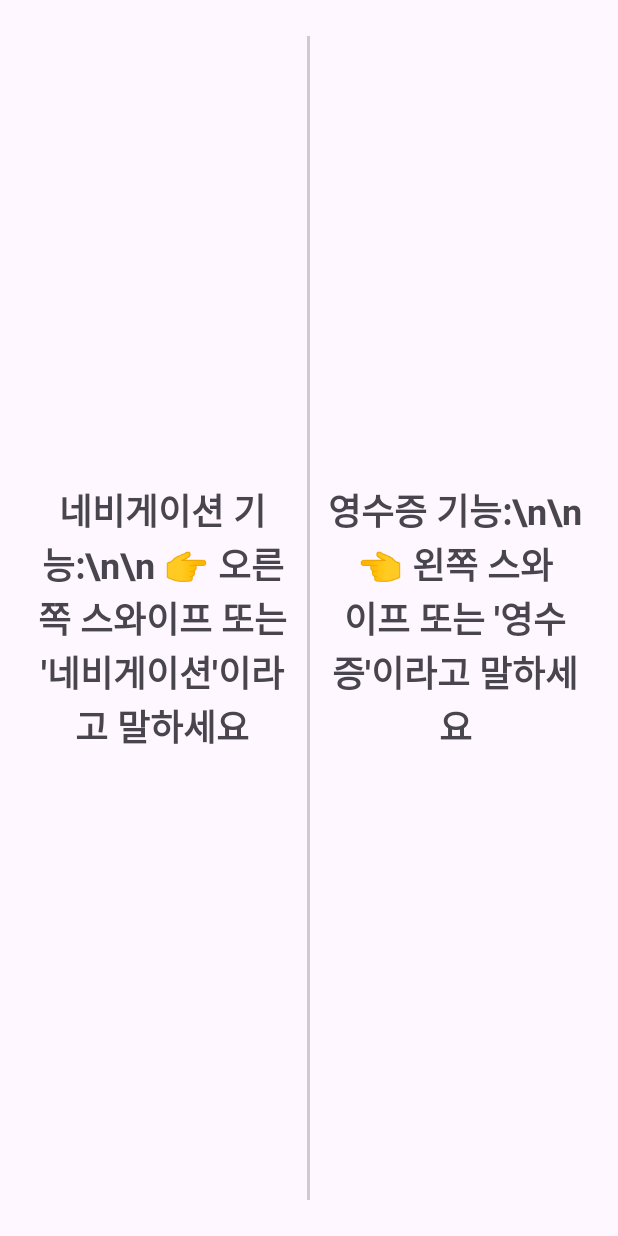
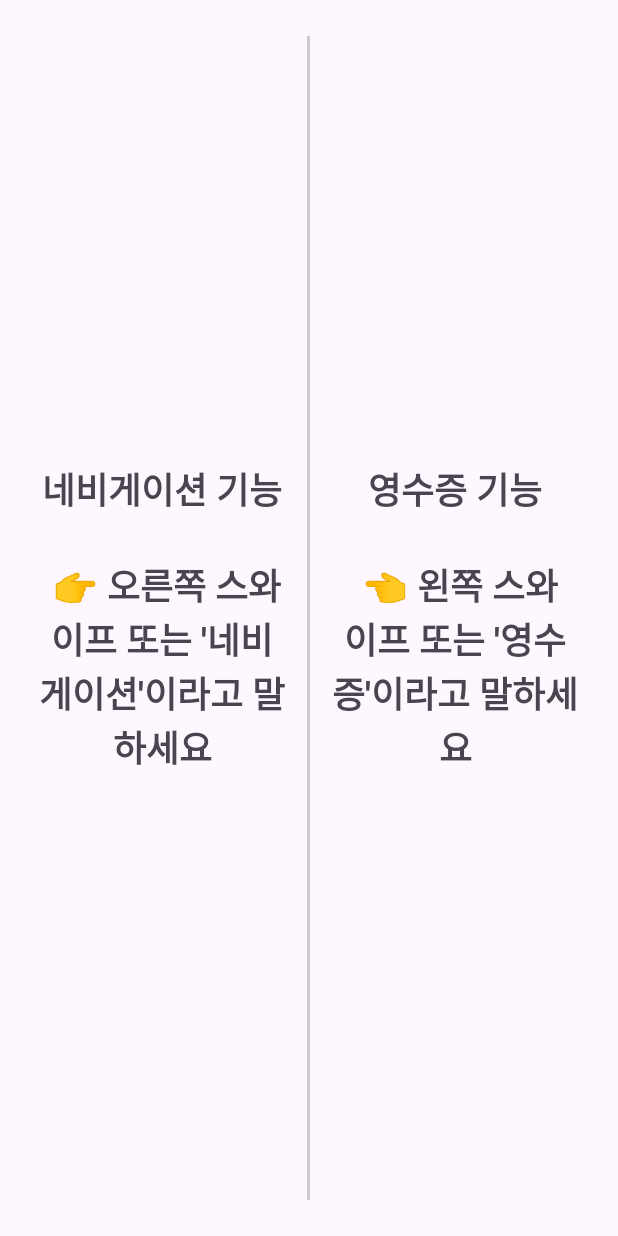
Before and after one commit to LeeJH104/AI-Eyes-Capstone, an Android app: the screen it shows after launch (MainActivity), on a phone screen of 412 x 824 dp. Run offline under Robolectric (Android 15) with nearby library versions, the phone set to English and light mode, and no system bars.

Commit message:
MainActivity.java, activity_main.xml 오류 수정 및 기능 보완

```diff
--- a/app/src/main/java/com/example/aieyes/ui/MainActivity.java
+++ b/app/src/main/java/com/example/aieyes/ui/MainActivity.java
@@ -2,14 +2,11 @@ package com.example.aieyes.ui;
 
 import android.content.Intent;
 import android.os.Bundle;
-import android.widget.TextView;
-import android.widget.Toast;
-
+import android.util.Log;
+import android.widget.LinearLayout;
 import androidx.appcompat.app.AppCompatActivity;
 
 import com.example.aieyes.R;
-import com.example.aieyes.ui.NavigationActivity;
-import com.example.aieyes.ui.ReceiptActivity;
 import com.example.aieyes.utils.GestureManager;
 import com.example.aieyes.utils.PermissionHelper;
 import com.example.aieyes.utils.STTManager;
@@ -26,25 +23,33 @@ public class MainActivity extends AppCompatActivity {
 
     private TTSManager ttsManager;
     private STTManager sttManager;
-
-    private final String introMessage = "기능을 선택해주세요. 오른쪽은 네비게이션, 왼쪽은 영수증입니다. 또는 음성으로 말씀해주세요.";
+    private final String introMessage = "기능을 선택해주세요. 오른쪽 스와이프는 네비게이션, 왼쪽 스와이프는 영수증입니다. 또는 음성으로 말씀해주세요.";
+    private PermissionHelper permissionHelper; // 권한을 처리하는 헬퍼 클래스
+    private boolean isInitialized = false; // 초기화 여부 플래그
+    private boolean isSelected = false; // 중복 실행 방지 및 타이밍 충돌 방지
 
     @Override
     protected void onCreate(Bundle savedInstanceState) {
         super.onCreate(savedInstanceState);
         setContentView(R.layout.activity_main); // 좌우 화면 구성 포함한 XML 사용
 
-        // 권한 확인 및 요청
-        // 권한 승인된 경우만 초기화
-        PermissionHelper permissionHelper = new PermissionHelper(this, this::initializeMainFeatures);
+        // 권한 헬퍼 초기화 및 권한 요청 처리
+        permissionHelper = new PermissionHelper(this, this::initializeMainFeatures);
+        // 실제 권한 확인 및 사용자에게 요청
         permissionHelper.checkAndRequestPermissions();
     }
 
     private void initializeMainFeatures() {
+        if (isInitialized) return;  // 중복 방지
+        isInitialized = true;   // 초기화 수행
+
+        Log.d("MainActivity", "🔧 initializeMainFeatures() 진입"); // 반드시 찍히는지 확인
+
         // TTS/STT 초기화
         ttsManager = new TTSManager(this);
+        ttsManager.setOnTTSReadyListener(() -> {
+            // ✅ TTS가 준비된 이후에 STT도 초기화
             sttManager = new STTManager(this);
-
             // 음성 인식 결과 처리
             sttManager.setOnSTTResultListener(new STTManager.OnSTTResultListener() {
                 @Override
@@ -54,63 +59,33 @@ public class MainActivity extends AppCompatActivity {
 
                 @Override
                 public void onSTTError(int errorCode) {
-                Toast.makeText(MainActivity.this, "음성 인식 오류", Toast.LENGTH_SHORT).show();
+                    Log.e("STT", "STT 인식 실패 또는 오류: 코드 " + errorCode);
+                    ttsManager.speak("명령을 인식하지 못했습니다. 다시 말씀해주세요.", () -> sttManager.restartListening());
                 }
             });
 
-        // 제스처 연결
-        findViewById(R.id.rootLayout).setOnTouchListener(
-                GestureManager.createGestureListener(this, new GestureManager.OnGestureListener() {
-                    @Override
-                    public void onSwipeLeft() {
-                        // 👈 왼쪽 스와이프: 영수증
-                        ttsManager.speak("영수증 기능을 선택하셨습니다.", () -> {
-                            VibrationHelper.vibrateLong(MainActivity.this);
-                            startActivity(new Intent(MainActivity.this, ReceiptActivity.class));
+            // ✅ 그 후 안내 메시지를 말하고 STT 대기 시작
+            speakIntroAndListen();
+
+            // ✅ 제스처 초기화도 여기서 가능 (안전한 시점)
+            handleGestures();
         });
-                    }
-
-                    @Override
-                    public void onSwipeRight() {
-                        // 👉 오른쪽 스와이프: 네비게이션
-                        ttsManager.speak("네비게이션 기능을 선택하셨습니다.", () -> {
-                            VibrationHelper.vibrateLong(MainActivity.this);
-                            startActivity(new Intent(MainActivity.this, NavigationActivity.class));
-                        });
-                    }
-
-                    @Override
-                    public void onDoubleTap() {
-                        ttsManager.speak(introMessage, () -> sttManager.startListening());
-                    }
-
-                    @Override
-                    public void onSwipeUp() {}
-
-                    @Override
-                    public void onSwipeDown() {}
-                })
-        );
-
-        // UI 텍스트 표시
-        ((TextView) findViewById(R.id.tv_navigation)).setText("네비게이션 기능:\\n\\n 👉 오른쪽 스와이프 또는 '네비게이션'이라고 말하세요");
-        ((TextView) findViewById(R.id.tv_receipt)).setText("영수증 기능:\\n\\n 👈 왼쪽 스와이프 또는 '영수증'이라고 말하세요");
-
-        // 안내 및 STT 시작
-        speakIntroAndListen();
     }
 
     private void speakIntroAndListen() {
         ttsManager.speak(introMessage, () -> {
             VibrationHelper.vibrateShort(MainActivity.this); // STT 대기 진동
-            sttManager.startListening();
+            sttManager.restartListening();
         });
     }
 
     private void handleVoiceCommand(String voice) {
-        if (voice.contains("네비게이션")) {
+        if (isSelected) return; // 이미 기능이 선택 되었으면 무시
+
+        if (voice.contains("네비게이션") || voice.contains("내비게이션") || voice.contains("네비") || voice.contains("내비")) {
+            isSelected = true;
             // 🎤 네비게이션 선택 시 TTS 안내 후 화면 이동
-            ttsManager.speak("네비게이션 기능을 선택하셨습니다.", () -> {
+            ttsManager.speak("내비게이션 기능을 선택하셨습니다.", () -> {
                 VibrationHelper.vibrateLong(this); // 긴 진동 피드백
                 startActivity(new Intent(MainActivity.this, NavigationActivity.class));
             });
@@ -125,14 +100,62 @@ public class MainActivity extends AppCompatActivity {
         } else if (voice.contains("종료")) {
             ttsManager.speak("앱을 종료합니다.", this::finish);
         } else {
-            ttsManager.speak("명령을 인식하지 못했습니다. 다시 말씀해주세요.", () -> sttManager.startListening());
+            ttsManager.speak("명령을 인식하지 못했습니다. 다시 말씀해주세요.", () -> sttManager.restartListening());
         }
+    }
+
+    private void handleGestures() {
+        // 제스처 연결
+        LinearLayout rootLayout = findViewById(R.id.rootLayout);
+        rootLayout.setOnTouchListener(GestureManager.createGestureListener(this, new GestureManager.OnGestureListener() {
+            @Override
+            public void onSwipeLeft() {
+                Log.d("Gesture", "왼쪽 스와이프 감지됨");
+                // 👈 왼쪽 스와이프: 영수증
+                ttsManager.speak("영수증 기능을 선택하셨습니다.", () -> {
+                    VibrationHelper.vibrateLong(MainActivity.this);
+                    startActivity(new Intent(MainActivity.this, ReceiptActivity.class));
+                });
+            }
+
+            @Override
+            public void onSwipeRight() {
+                Log.d("Gesture", "오른쪽 스와이프 감지됨");
+                // 👉 오른쪽 스와이프: 네비게이션
+                ttsManager.speak("네비게이션 기능을 선택하셨습니다.", () -> {
+                    VibrationHelper.vibrateLong(MainActivity.this);
+                    startActivity(new Intent(MainActivity.this, NavigationActivity.class));
+                });
+            }
+
+            @Override
+            public void onDoubleTap() {
+                ttsManager.speak(introMessage, () -> sttManager.restartListening());
+            }
+
+            @Override
+            public void onSwipeUp() {}
+
+            @Override
+            public void onSwipeDown() {}
+            })
+        );
     }
 
     @Override
     protected void onResume() {
         super.onResume();
+        isSelected = false; // 다시 돌아왔을 때만 초기화
+
+        // 권한이 모두 허용된 상태인데 초기화가 안 됐으면 수동으로 실행
+        if (!isInitialized && PermissionHelper.arePermissionsGranted(this)) {
+            initializeMainFeatures();
+        }
+
+        // Null 체크로 예외 방지
+        if (ttsManager != null) {
             speakIntroAndListen();
+        }
     }
 
     @Override
--- a/app/src/main/res/layout/activity_main.xml
+++ b/app/src/main/res/layout/activity_main.xml
@@ -4,16 +4,20 @@
     android:layout_width="match_parent"
     android:layout_height="match_parent"
     android:orientation="horizontal"
-    android:padding="24dp">
+    android:padding="24dp"
+    android:background="#00000000"
+    android:clickable="true"
+    android:focusable="true">
 
     <!-- 네비게이션 안내 텍스트 -->
     <TextView
         android:id="@+id/tv_navigation"
         android:layout_width="0dp"
-        android:layout_height="match_parent"
+        android:layout_height="wrap_content"
         android:layout_weight="1"
+        android:layout_gravity="center"
         android:gravity="center"
-        android:text="네비게이션 기능"
+        android:text="네비게이션 기능\n\n 👉 오른쪽 스와이프 또는 '네비게이션'이라고 말하세요"
         android:textSize="24sp"
         android:textStyle="bold" />
 
@@ -28,10 +32,11 @@
     <TextView
         android:id="@+id/tv_receipt"
         android:layout_width="0dp"
-        android:layout_height="match_parent"
+        android:layout_height="wrap_content"
         android:layout_weight="1"
+        android:layout_gravity="center"
         android:gravity="center"
-        android:text="영수증 기능"
+        android:text="영수증 기능\n\n 👈 왼쪽 스와이프 또는 '영수증'이라고 말하세요"
         android:textSize="24sp"
         android:textStyle="bold" />
 
```
Lines whose indentation alone changed are shown as unchanged.
